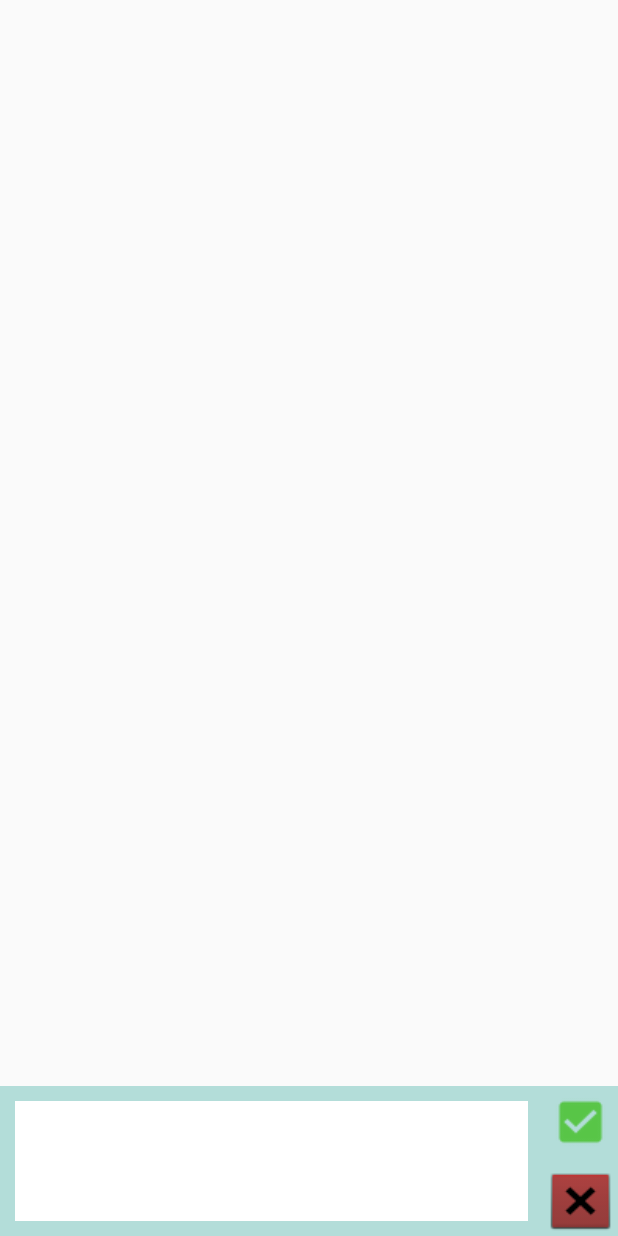
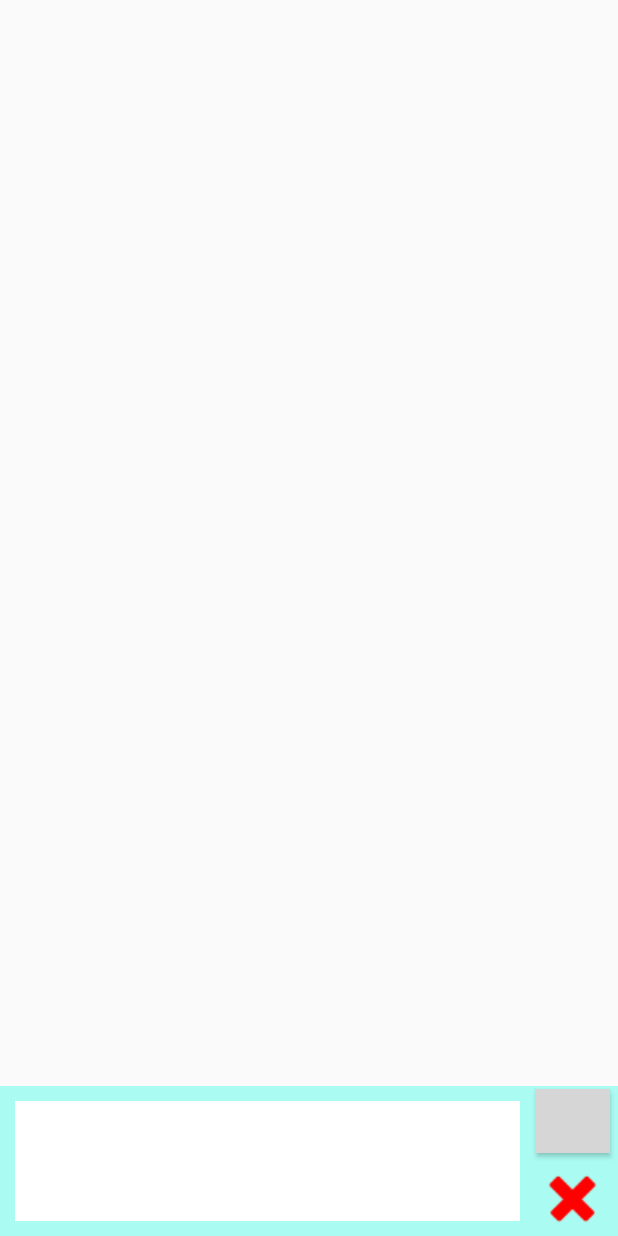
Before and after one commit to kirtan96/Audio_Notetaker, an Android app: the layout activity_notetaker.xml on its own in the app's theme, with its tools: preview values and no code run, on a phone screen of 412 x 824 dp. Run offline under Robolectric (Android 15) with nearby library versions, the phone set to English and light mode, and no system bars; grey boxes are pictures that could not be loaded.

Commit message:
Major change for Android 6.0

```diff
--- a/app/src/main/AndroidManifest.xml
+++ b/app/src/main/AndroidManifest.xml
@@ -2,7 +2,7 @@
 <manifest xmlns:android="http://schemas.android.com/apk/res/android"
     package="com.kirtan.audionotetaker">
 
-    <uses-permission android:name="android.permission.READ_EXTERNAL_STORAGE" android:maxSdkVersion="21"/>
+    <uses-permission android:name="android.permission.READ_EXTERNAL_STORAGE"/>
     <uses-permission android:name="android.permission.WRITE_EXTERNAL_STORAGE" />
     <uses-permission android:name="android.permission.RECORD_AUDIO" />
     <uses-permission android:name="android.permission.INTERNET" />
--- a/app/src/main/java/com/kirtan/audionotetaker/Activities/Search.java
+++ b/app/src/main/java/com/kirtan/audionotetaker/Activities/Search.java
@@ -61,8 +61,7 @@ public class Search extends AppCompatActivity {
                         SharedPreferences myPrefs = getSharedPreferences("myPrefs", MODE_PRIVATE);
                         Map<String, ?> keys = myPrefs.getAll();
                         for (Map.Entry<String, ?> entryKey : keys.entrySet()) {
-                            if (//(!entryKey.getKey().equals("myFiles")) &&
-                                    (!entryKey.getKey().contains("myYouTubeURLS")) &&
+                            if ((!entryKey.getKey().contains("myYouTubeURLS")) &&
                                     (!entryKey.getKey().contains("checkBox")) &&
                                     (!entryKey.getKey().contains("myYouTubeFiles")) &&
                                     (!entryKey.getKey().contains("content://")) &&
--- a/app/src/main/java/com/kirtan/audionotetaker/Activities/YoutubeActivity.java
+++ b/app/src/main/java/com/kirtan/audionotetaker/Activities/YoutubeActivity.java
@@ -67,11 +67,6 @@ public class YoutubeActivity extends YouTubeBaseActivity implements NoteFragment
             public void onInitializationSuccess(YouTubePlayer.Provider provider, YouTubePlayer yPlayer, boolean b) {
                 youTubePlayer = yPlayer;
                 youTubePlayer.loadVideo(videoId);
-                /*youTubePlayer.setFullscreenControlFlags(YouTubePlayer.FULLSCREEN_FLAG_CUSTOM_LAYOUT);
-                youTubePlayer.setOnFullscreenListener(new YouTubePlayer.OnFullscreenListener(){
-                    @Override
-                    public void onFullscreen(boolean arg0) {
-                    }});*/
                 youTubePlayer.setShowFullscreenButton(false);
                 youTubePlayer.setManageAudioFocus(false);
             }
--- a/app/src/main/res/layout/activity_notetaker.xml
+++ b/app/src/main/res/layout/activity_notetaker.xml
@@ -12,42 +12,50 @@
         android:id="@+id/relativeLayout"
         android:layout_alignParentLeft="true"
         android:layout_alignParentStart="true"
-        android:background="#b3ddd9">
+        android:background="#aafbf2">
 
         <EditText
             android:layout_width="fill_parent"
             android:layout_height="match_parent"
             android:layout_alignParentLeft="true"
             android:layout_alignParentStart="true"
-            android:layout_toLeftOf="@+id/ok"
-            android:layout_toStartOf="@+id/ok"
+            android:layout_toStartOf="@+id/close"
             android:layout_alignParentTop="true"
             android:id="@+id/input"
             android:background="#fff"
-            android:layout_margin="10dp" />
+            android:layout_marginLeft="10dp"
+            android:layout_marginTop="10dp"
+            android:layout_marginBottom="10dp"
+            android:layout_toLeftOf="@+id/close"
+            android:layout_marginRight="10dp" />
 
         <Button
             android:layout_width="50dp"
-            android:layout_height="wrap_content"
-            android:background="@drawable/abc_btn_check_to_on_mtrl_015"
-            android:layout_alignParentTop="true"
+            android:layout_height="50dp"
+            android:background="@mipmap/correct"
             android:layout_alignParentRight="true"
             android:layout_alignParentEnd="true"
             android:id="@+id/ok"
-            android:backgroundTint="#58c547"
-            android:backgroundTintMode="src_atop"
-            android:layout_marginBottom="5dp" />
+            android:layout_above="@+id/close"
+            android:layout_marginRight="5dp"
+            android:layout_toRightOf="@+id/input"
+            android:layout_toEndOf="@+id/input"
+            android:layout_alignParentTop="true"
+            android:layout_marginTop="2dp"
+            android:backgroundTintMode="multiply"
+            android:backgroundTint="#d1f0a8" />
 
         <Button
-            android:layout_width="wrap_content"
-            android:layout_height="wrap_content"
+            android:layout_width="50dp"
+            android:layout_height="50dp"
             android:id="@+id/close"
-            android:layout_below="@+id/ok"
-            android:layout_toRightOf="@+id/input"
-            android:layout_toEndOf="@+id/input"
-            android:background="@android:drawable/btn_dialog"
-            android:backgroundTint="#f90404"
-            android:backgroundTintMode="multiply" />
+            android:background="@android:drawable/ic_delete"
+            android:backgroundTint="#ff0000"
+            android:layout_alignParentBottom="true"
+            android:layout_alignParentRight="true"
+            android:layout_alignParentEnd="true"
+            android:layout_marginRight="5dp"
+            android:layout_marginTop="5dp" />
 
     </RelativeLayout>
 
```
Also changed, not shown: app/src/main/java/com/kirtan/audionotetaker/Activities/MainActivity.java (+60 -3 lines), app/src/main/java/com/kirtan/audionotetaker/Activities/RecordAudio.java (+106 -188 lines), app/src/main/res/layout/activity_audionotetaker.xml (+14 -14 lines), app/src/main/res/layout/content_record_audio.xml (+10 -8 lines).
